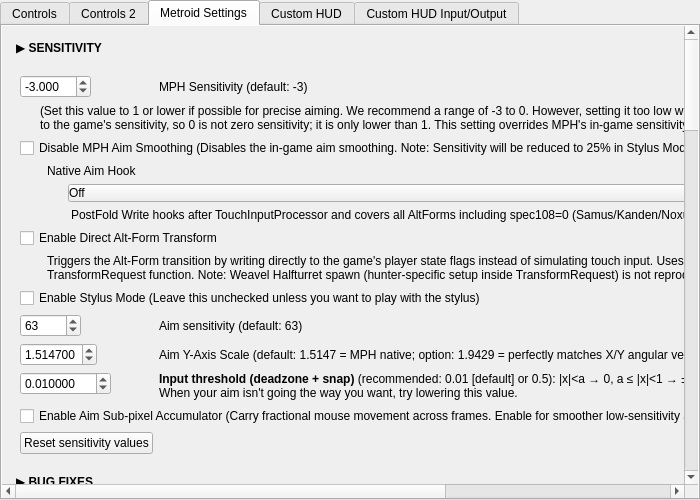
Before: the Qt Designer form src/frontend/qt_sdl/InputConfig/MelonPrimeInputConfig.ui in ag-advania/melonPrimeDS, drawn with Qt 5.
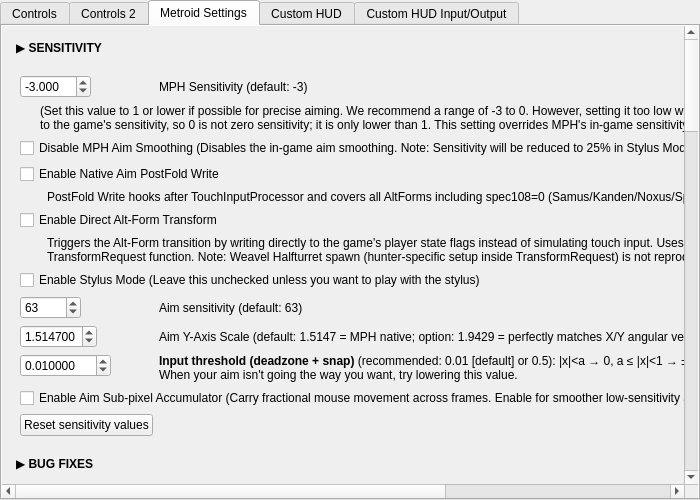
After: the same form once the commit is applied. The open tabs and pages were chosen to show the change.

Commit message: Replace PostFold aim hook selector with checkbox

```diff
--- a/src/frontend/qt_sdl/InputConfig/MelonPrimeInputConfig.ui
+++ b/src/frontend/qt_sdl/InputConfig/MelonPrimeInputConfig.ui
@@ -115,23 +115,15 @@
 											</widget>
 										</item>
 										<item row="3" column="0" colspan="2">
-											<widget class="QLabel" name="lblMetroidNativeAimHookMode">
-												<property name="text"><string>Native Aim Hook</string></property>
-												<property name="styleSheet"><string>QLabel { margin-left: 24px; }</string></property>
+											<widget class="QCheckBox" name="cbMetroidEnableNativeAimPostFoldWrite">
+												<property name="text"><string>Enable Native Aim PostFold Write</string></property>
 											</widget>
 										</item>
 										<item row="4" column="0" colspan="2">
-											<widget class="QComboBox" name="cmbMetroidNativeAimHookMode">
-												<property name="styleSheet"><string>QComboBox { margin-left: 48px; }</string></property>
-												<item><property name="text"><string>Off</string></property></item>
-												<item><property name="text"><string>PostFold Write</string></property></item>
-											</widget>
-										</item>
-										<item row="5" column="0" colspan="2">
 											<widget class="QLabel" name="lblMetroidNativeAimHookModeDesc">
 												<property name="text"><string>PostFold Write hooks after TouchInputProcessor and covers all AltForms including spec108=0 (Samus/Kanden/Noxus/Spire).</string></property>
 												<property name="wordWrap"><bool>true</bool></property>
-												<property name="styleSheet"><string>QLabel { margin-left: 48px; }</string></property>
+												<property name="styleSheet"><string>QLabel { margin-left: 24px; }</string></property>
 											</widget>
 										</item>
 										<item row="8" column="0" colspan="2">
```
Left out of the diff: 2 changed lines with no effect on the pictures. The commit also changes 2 other files.
